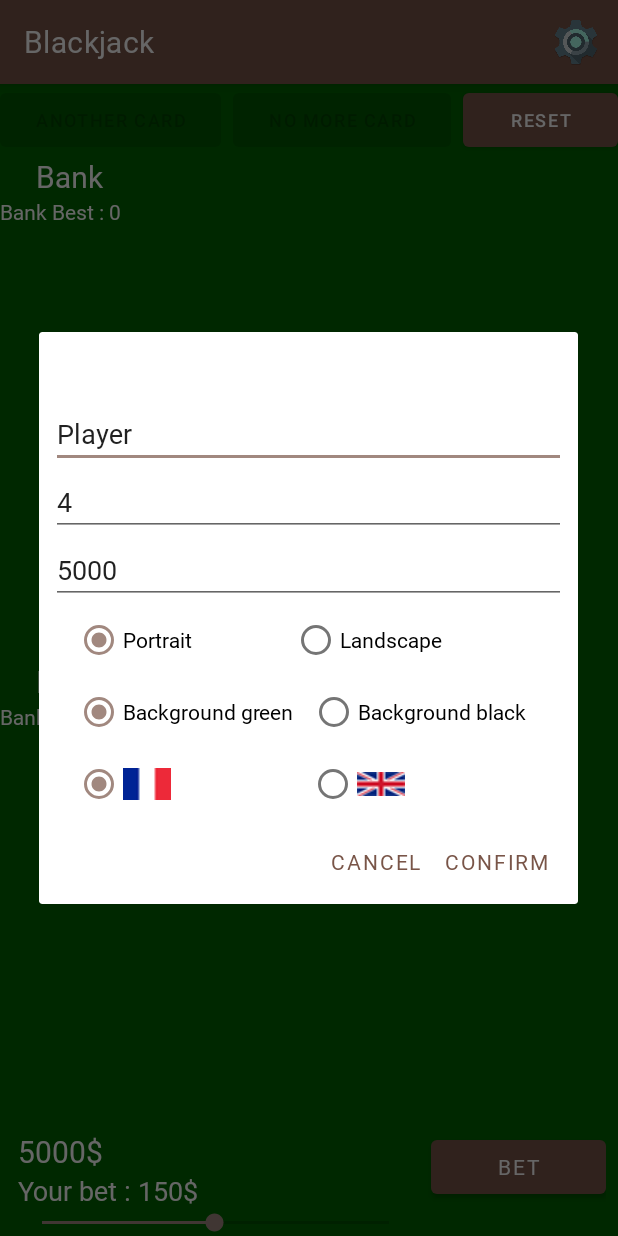
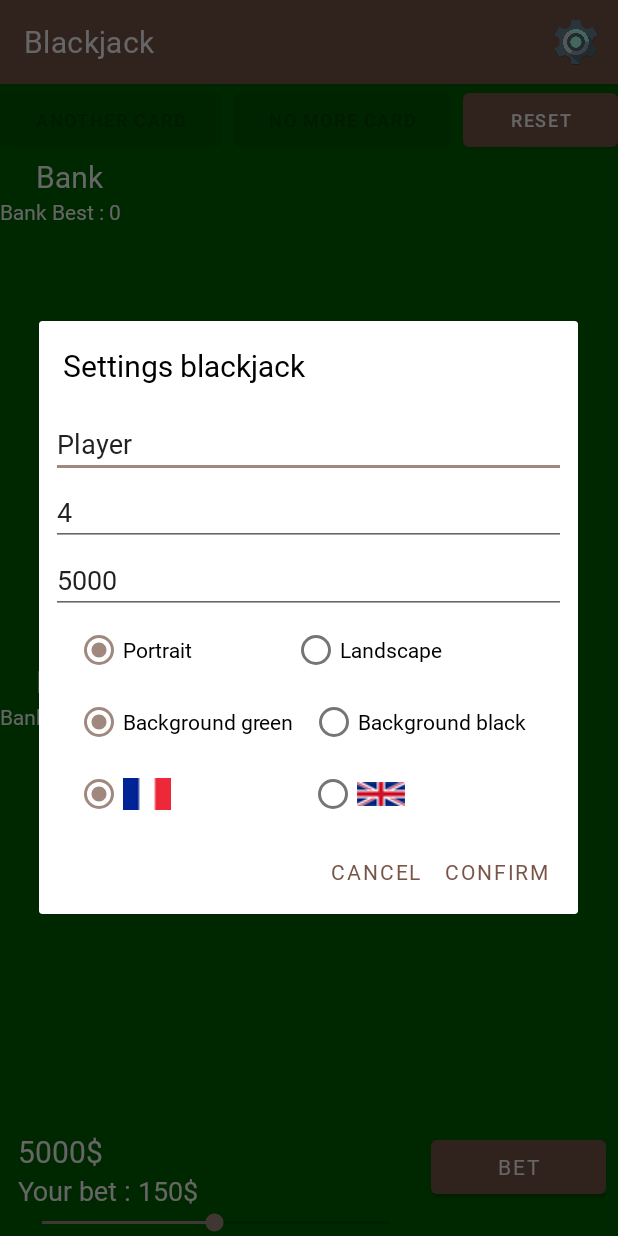
Before and after one commit to Remy93130/BlackJack, an Android app: the screen it shows after launch (MainActivity), after a tap on "Settings", on a phone screen of 412 x 824 dp. Run offline under Robolectric (Android 15) with nearby library versions, the phone set to English and light mode, and no system bars.

Commit message:
Fix titre dialog invisible

```diff
--- a/app/src/main/java/fr/esiee/blackjack/view/MainActivity.java
+++ b/app/src/main/java/fr/esiee/blackjack/view/MainActivity.java
@@ -262,7 +262,6 @@ public class MainActivity extends AppCompatActivity {
      */
     private void createDialog() {
         AlertDialog.Builder diag = new AlertDialog.Builder(this);
-        diag.setTitle(R.string.txt_dialog_title);
         View viewDialog = getLayoutInflater().inflate(R.layout.diag_config, null);
         // Input from dialog
         EditText inputPlayerName = viewDialog.findViewById(R.id.diag_player);
--- a/app/src/main/res/layout/diag_config.xml
+++ b/app/src/main/res/layout/diag_config.xml
@@ -3,6 +3,15 @@
     android:layout_width="match_parent"
     android:layout_height="match_parent"
     android:orientation="vertical">
+
+    <TextView
+        android:layout_width="match_parent"
+        android:layout_height="wrap_content"
+        android:layout_marginVertical="16dp"
+        android:layout_marginStart="16dp"
+        android:text="@string/txt_dialog_title"
+        android:textColor="@color/black"
+        android:textSize="20sp" />
 
     <EditText
         android:id="@+id/diag_player"
```
